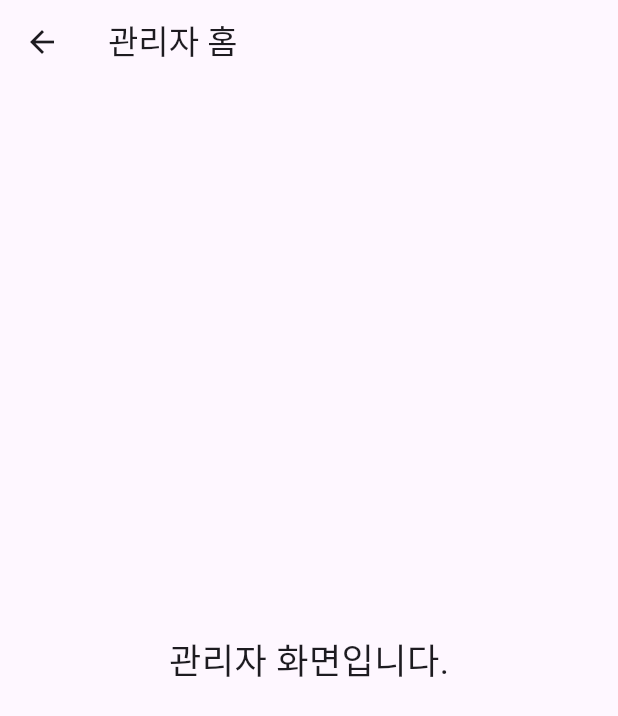
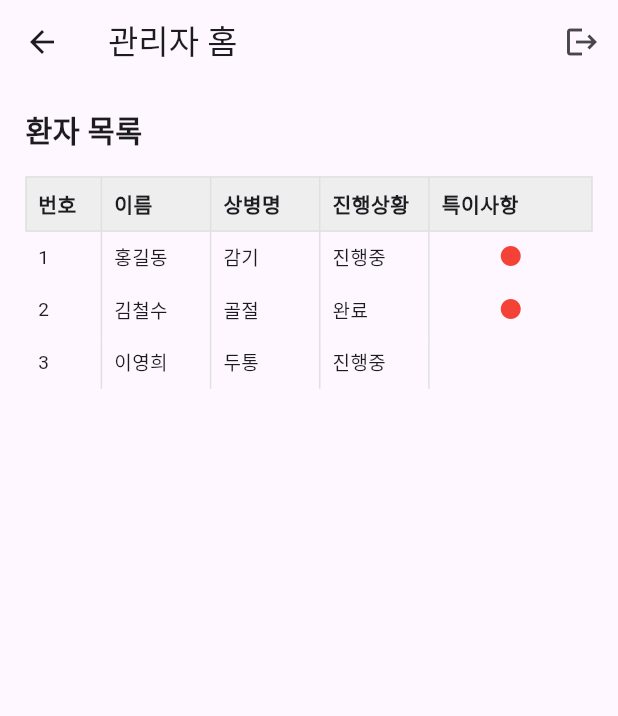
Before and after one commit to angry-dev/smile-monitoring, a Flutter app: the AdminHomePage screen opened directly, on a phone screen of 412 x 824 dp. Shown: the top 716 px of the screen. Run offline on Flutter 3.47's test engine with Material 3 defaults, Android fonts, the phone set to English and light mode, and no system bars; our stand-ins replace flutter_riverpod, flutter_screenutil, shared_preferences; accounts and stored records are empty.

Commit message:
관리자, 사용자화면 추가

```diff
--- a/lib/main.dart
+++ b/lib/main.dart
@@ -18,6 +18,7 @@ class MyApp extends StatelessWidget {
       splitScreenMode: true,
       builder: (context, child) {
         return MaterialApp(
+          debugShowCheckedModeBanner: false,
           title: 'Flutter Demo',
           theme: ThemeData(
             colorScheme: ColorScheme.fromSeed(seedColor: Colors.deepPurple),
--- a/lib/page/admin_home_page.dart
+++ b/lib/page/admin_home_page.dart
@@ -1,14 +1,36 @@
 import 'package:flutter/material.dart';
 import 'package:flutter_screenutil/flutter_screenutil.dart';
+import '../widget/logout_button.dart';
+import '../widget/common_data_table.dart';
 
 class AdminHomePage extends StatelessWidget {
   const AdminHomePage({super.key});
   @override
   Widget build(BuildContext context) {
     return Scaffold(
-      appBar: AppBar(title: const Text('관리자 홈')),
-      body: Center(
-        child: Text('관리자 화면입니다.', style: TextStyle(fontSize: 24.sp)),
+      appBar: AppBar(
+        title: const Text('관리자 홈'),
+        actions: const [LogoutButton()],
+      ),
+      body: Padding(
+        padding: EdgeInsets.all(16.w),
+        child: Column(
+          crossAxisAlignment: CrossAxisAlignment.start,
+          children: [
+            Text('환자 목록',
+                style: TextStyle(fontSize: 20.sp, fontWeight: FontWeight.bold)),
+            SizedBox(height: 16.h),
+            const Expanded(
+              child: CommonDataTable(
+                rows: [
+                  ['1', '홍길동', '감기', '진행중', true],
+                  ['2', '김철수', '골절', '완료', true],
+                  ['3', '이영희', '두통', '진행중', false],
+                ],
+              ),
+            ),
+          ],
+        ),
       ),
     );
   }
--- a/lib/page/user_home_page.dart
+++ b/lib/page/user_home_page.dart
@@ -1,14 +1,36 @@
 import 'package:flutter/material.dart';
 import 'package:flutter_screenutil/flutter_screenutil.dart';
+import '../widget/logout_button.dart';
+import '../widget/common_data_table.dart';
 
 class UserHomePage extends StatelessWidget {
   const UserHomePage({super.key});
   @override
   Widget build(BuildContext context) {
     return Scaffold(
-      appBar: AppBar(title: const Text('사용자 홈')),
-      body: Center(
-        child: Text('사용자 화면입니다.', style: TextStyle(fontSize: 24.sp)),
+      appBar: AppBar(
+        title: const Text('사용자 홈'),
+        actions: const [LogoutButton()],
+      ),
+      body: Padding(
+        padding: EdgeInsets.all(16.w),
+        child: Column(
+          crossAxisAlignment: CrossAxisAlignment.start,
+          children: [
+            Text('환자 목록',
+                style: TextStyle(fontSize: 20.sp, fontWeight: FontWeight.bold)),
+            SizedBox(height: 16.h),
+            const Expanded(
+              child: CommonDataTable(
+                rows: [
+                  ['1', '홍길동', '감기', '진행중', true],
+                  ['2', '김철수', '골절', '완료', false],
+                  ['3', '이영희', '두통', '진행중', false],
+                ],
+              ),
+            ),
+          ],
+        ),
       ),
     );
   }
--- /dev/null
+++ b/lib/widget/common_data_table.dart
@@ -0,0 +1,107 @@
+import 'package:flutter/material.dart';
+import 'package:flutter_app/widget/balloon_icon.dart';
+import 'package:flutter_screenutil/flutter_screenutil.dart';
+
+/// 공통 표 위젯: 번호, 이름, 상병명, 진행상황, 특이사항
+class CommonDataTable extends StatelessWidget {
+  /// rows: [번호, 이름, 상병명, 진행상황, 특이사항여부(bool), 특이사항내용(String)]
+  final List<List<dynamic>> rows;
+
+  const CommonDataTable({super.key, required this.rows});
+  @override
+  Widget build(BuildContext context) {
+    return Column(
+      crossAxisAlignment: CrossAxisAlignment.start,
+      children: [
+        Table(
+          columnWidths: {
+            0: FixedColumnWidth(48.w),
+            1: const FlexColumnWidth(2),
+            2: const FlexColumnWidth(2),
+            3: const FlexColumnWidth(2),
+            4: const FlexColumnWidth(3),
+          },
+          border: TableBorder.all(color: Colors.grey.shade300),
+          children: [
+            TableRow(
+              decoration: BoxDecoration(color: Colors.grey.shade200),
+              children: [
+                Padding(
+                  padding: EdgeInsets.all(8.w),
+                  child: Text('번호',
+                      style: TextStyle(
+                          fontWeight: FontWeight.bold, fontSize: 14.sp)),
+                ),
+                Padding(
+                  padding: EdgeInsets.all(8.w),
+                  child: Text('이름',
+                      style: TextStyle(
+                          fontWeight: FontWeight.bold, fontSize: 14.sp)),
+                ),
+                Padding(
+                  padding: EdgeInsets.all(8.w),
+                  child: Text('상병명',
+                      style: TextStyle(
+                          fontWeight: FontWeight.bold, fontSize: 14.sp)),
+                ),
+                Padding(
+                  padding: EdgeInsets.all(8.w),
+                  child: Text('진행상황',
+                      style: TextStyle(
+                          fontWeight: FontWeight.bold, fontSize: 14.sp)),
+                ),
+                Padding(
+                  padding: EdgeInsets.all(8.w),
+                  child: Text('특이사항',
+                      style: TextStyle(
+                          fontWeight: FontWeight.bold, fontSize: 14.sp)),
+                ),
+              ],
+            ),
+          ],
+        ),
+        Expanded(
+          child: ListView.builder(
+            itemCount: rows.length,
+            itemBuilder: (context, index) {
+              final row = rows[index];
+              return Table(
+                columnWidths: {
+                  0: FixedColumnWidth(48.w),
+                  1: const FlexColumnWidth(2),
+                  2: const FlexColumnWidth(2),
+                  3: const FlexColumnWidth(2),
+                  4: const FlexColumnWidth(3),
+                },
+                border: TableBorder.symmetric(
+                    inside: BorderSide(color: Colors.grey.shade300)),
+                children: [
+                  TableRow(
+                    children: [
+                      for (int i = 0; i < 4; i++)
+                        Padding(
+                          padding: EdgeInsets.all(8.w),
+                          child: Text(row[i].toString(),
+                              style: TextStyle(fontSize: 13.sp)),
+                        ),
+                      Padding(
+                        padding: EdgeInsets.all(8.w),
+                        child: (row[4] == true)
+                            ? BalloonIcon(
+                                message: row.length > 5
+                                    ? row[5].toString()
+                                    : '특이사항 없음',
+                              )
+                            : const SizedBox.shrink(),
+                      ),
+                    ],
+                  ),
+                ],
+              );
+            },
+          ),
+        ),
+      ],
+    );
+  }
+}
--- /dev/null
+++ b/lib/widget/logout_button.dart
@@ -0,0 +1,23 @@
+import 'package:flutter/material.dart';
+import 'package:flutter_riverpod/flutter_riverpod.dart';
+import '../page/login_page.dart';
+import '../constant/app_prefs.dart';
+
+/// AppBar 등에서 사용하는 공통 로그아웃 버튼 위젯
+/// - 클릭 시 로그인 상태를 none으로 변경하고 SharedPreferences 정보도 삭제
+class LogoutButton extends ConsumerWidget {
+  const LogoutButton({super.key});
+
+  @override
+  Widget build(BuildContext context, WidgetRef ref) {
+    return IconButton(
+      icon: const Icon(Icons.logout),
+      tooltip: '로그아웃',
+      onPressed: () async {
+        // 상태 초기화 및 자동로그인 정보 삭제
+        ref.read(loginStateProvider.notifier).state = LoginState.none;
+        await AppPrefs.clearLoginRole();
+      },
+    );
+  }
+}
--- a/pubspec.yaml
+++ b/pubspec.yaml
@@ -30,6 +30,7 @@ environment:
 dependencies:
   flutter:
     sdk: flutter
+  shared_preferences: ^2.2.2
   flutter_riverpod: ^2.4.9
   flutter_screenutil: ^5.9.0
 
```
Also changed, not shown: lib/constant/app_prefs.dart (added, +28 -0 lines), lib/page/login_page.dart (+57 -22 lines), lib/widget/balloon_icon.dart (added, +120 -0 lines), pubspec.lock, 8 other files.
